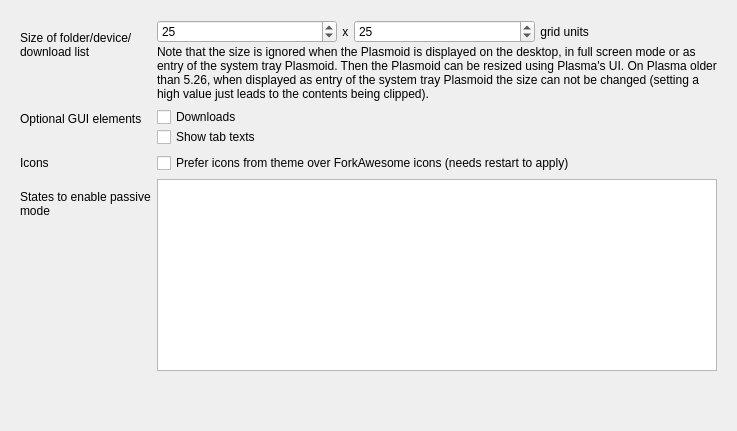
First picture: the form in plasmoid/lib/appearanceoptionpage.ui, repository Martchus/syncthingtray, before the edit.
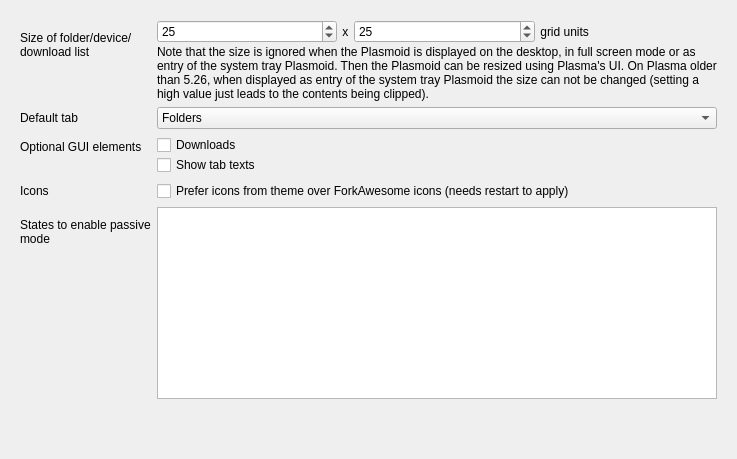
Second picture: the form after the edit. Icons and pictures are not drawn.

Commit message:
Allow configuring default tab
See https://github.com/Martchus/syncthingtray/issues/377

What changed in the file:
```diff
--- a/plasmoid/lib/appearanceoptionpage.ui
+++ b/plasmoid/lib/appearanceoptionpage.ui
@@ -114,14 +114,14 @@
         </item>
        </layout>
       </item>
-      <item row="2" column="0">
+      <item row="3" column="0">
        <widget class="QLabel" name="optionalGuiElementsLabel">
         <property name="text">
          <string>Optional GUI elements</string>
         </property>
        </widget>
       </item>
-      <item row="2" column="1">
+      <item row="3" column="1">
        <layout class="QVBoxLayout" name="optionalGuiElementsVerticalLayout">
         <property name="spacing">
          <number>0</number>
@@ -142,14 +142,14 @@
         </item>
        </layout>
       </item>
-      <item row="3" column="0">
+      <item row="4" column="0">
        <widget class="QLabel" name="iconsLabel">
         <property name="text">
          <string>Icons</string>
         </property>
        </widget>
       </item>
-      <item row="3" column="1">
+      <item row="4" column="1">
        <layout class="QVBoxLayout" name="iconsVerticalLayout">
         <property name="spacing">
          <number>0</number>
@@ -163,7 +163,7 @@
         </item>
        </layout>
       </item>
-      <item row="5" column="0">
+      <item row="6" column="0">
        <widget class="QLabel" name="passiveLabel">
         <property name="text">
          <string>States to enable passive mode</string>
@@ -173,7 +173,7 @@
         </property>
        </widget>
       </item>
-      <item row="5" column="1">
+      <item row="6" column="1">
        <widget class="QListView" name="passiveListView">
         <property name="selectionMode">
          <enum>QAbstractItemView::NoSelection</enum>
@@ -183,6 +183,48 @@
         </property>
        </widget>
       </item>
+      <item row="2" column="1">
+       <widget class="QComboBox" name="defaultTabComboBox">
+        <property name="sizePolicy">
+         <sizepolicy hsizetype="MinimumExpanding" vsizetype="Fixed">
+          <horstretch>0</horstretch>
+          <verstretch>0</verstretch>
+         </sizepolicy>
+        </property>
+        <item>
+         <property name="text">
+          <string>Folders</string>
+         </property>
+        </item>
+        <item>
+         <property name="text">
+          <string>Devices</string>
+         </property>
+        </item>
+        <item>
+         <property name="text">
+          <string>Downlods</string>
+         </property>
+        </item>
+        <item>
+         <property name="text">
+          <string>Recent changes</string>
+         </property>
+        </item>
+        <item>
+         <property name="text">
+          <string>Last</string>
+         </property>
+        </item>
+       </widget>
+      </item>
+      <item row="2" column="0">
+       <widget class="QLabel" name="defaultTabLabel">
+        <property name="text">
+         <string>Default tab</string>
+        </property>
+       </widget>
+      </item>
      </layout>
     </widget>
    </item>
```
Left out of the diff: 3 changed lines with no effect on the pictures. The commit also changes 11 other files.
